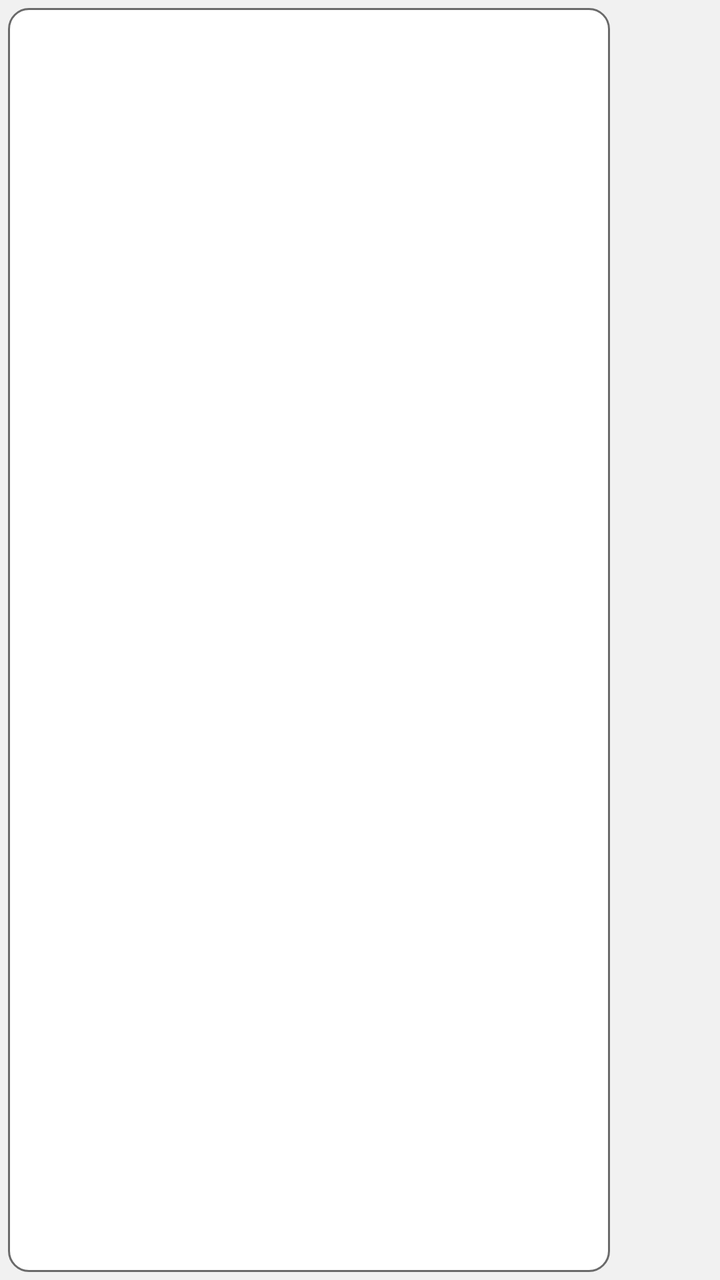
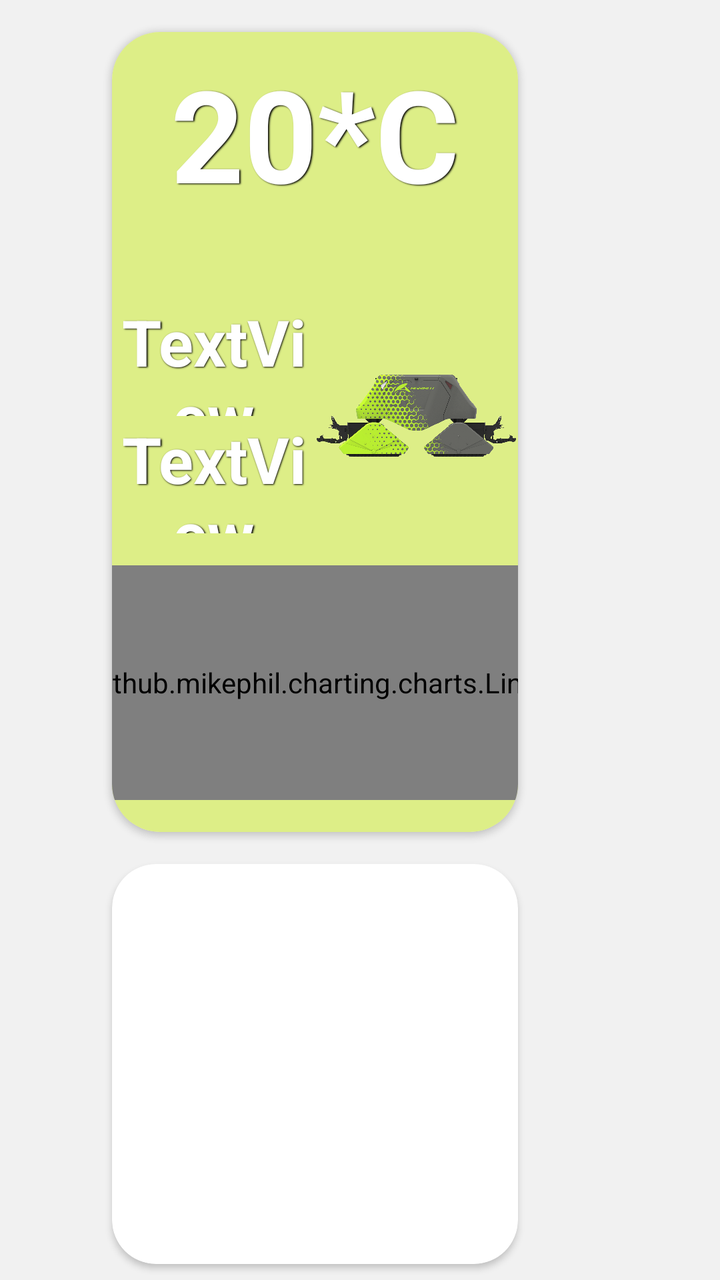

Screens rendered from an Android XML layout before and after an edit, with the pre-edit source and the edit as a unified diff.
<!-- AndroidManifest.xml: application theme AppTheme -->
<!-- res/layout/fragment_weather.xml -->
<?xml version="1.0" encoding="utf-8"?>
<layout xmlns:android="http://schemas.android.com/apk/res/android">

    <data>

        <variable
            name="viewModel"
            type="eu.agribot.agribotapp.ui.fragment.weather.WeatherViewModel" />
    </data>

    <LinearLayout
        android:layout_width="match_parent"
        android:layout_height="match_parent"
        android:background="@color/background_gray">


        <LinearLayout
            android:layout_width="wrap_content"
            android:layout_height="match_parent"
            android:layout_margin="@dimen/margin_small"
            android:layout_weight="7"
            android:background="@drawable/rounded_corner_layout"
            android:orientation="horizontal">


        </LinearLayout>

        <androidx.recyclerview.widget.RecyclerView
            android:id="@+id/rightControlsRecycler"
            android:layout_width="wrap_content"
            android:layout_height="match_parent"
            android:layout_margin="@dimen/margin_small"
            android:layout_weight="1" />


    </LinearLayout>
</layout>
<!-- resources referenced by this layout -->
<resources>
  <color name="background_gray">#f1f1f1</color>
  <dimen name="margin_small">4dp</dimen>
  <!-- drawable rounded_corner_layout (drawable) -->
  <?xml version="1.0" encoding="utf-8"?>
  <shape xmlns:android="http://schemas.android.com/apk/res/android">
  
      <solid android:color="@android:color/white"/>
      <corners android:radius="10dp"/>
      <stroke
          android:width="1dp"
          android:color="@color/gray" />
  
  </shape>
  <style name="AppTheme" parent="Theme.MaterialComponents.Light.DarkActionBar">
          
          <item name="colorPrimary">@color/colorPrimary</item>
          <item name="colorPrimaryDark">@color/colorPrimaryDark</item>
          <item name="colorAccent">@color/colorAccent</item>
      </style>
  <color name="gray">#6A6A6A</color>
  <color name="colorPrimary">@color/base_green</color>
  <color name="colorPrimaryDark">@color/base_green_darker</color>
  <color name="colorAccent">@color/gray</color>
  <color name="base_green">#a4c01b</color>
  <color name="base_green_darker">#839915</color>
</resources>

<!-- the commit's change to res/layout/fragment_weather.xml (unified diff, before → after) -->
@@ -1,5 +1,6 @@
 <?xml version="1.0" encoding="utf-8"?>
-<layout xmlns:android="http://schemas.android.com/apk/res/android">
+<layout xmlns:android="http://schemas.android.com/apk/res/android"
+    xmlns:app="http://schemas.android.com/apk/res-auto">
 
     <data>
 
@@ -11,26 +12,161 @@
     <LinearLayout
         android:layout_width="match_parent"
         android:layout_height="match_parent"
-        android:background="@color/background_gray">
+        android:background="@color/background_gray"
+        android:orientation="horizontal">
 
 
         <LinearLayout
-            android:layout_width="wrap_content"
+            android:layout_width="0dp"
             android:layout_height="match_parent"
-            android:layout_margin="@dimen/margin_small"
             android:layout_weight="7"
-            android:background="@drawable/rounded_corner_layout"
-            android:orientation="horizontal">
+            android:background="@color/background_gray"
+            android:orientation="vertical">
+
+
+            <androidx.cardview.widget.CardView
+                android:layout_width="match_parent"
+                android:layout_height="0dp"
+                android:layout_gravity="center_horizontal"
+                android:layout_marginHorizontal="56dp"
+                android:layout_marginVertical="@dimen/margin_large"
+                android:layout_weight="2"
+                app:cardCornerRadius="24dp">
+
+                <LinearLayout
+                    android:layout_width="match_parent"
+                    android:layout_height="match_parent"
+                    android:background="@color/base_green_lighter"
+                    android:orientation="vertical">
+
+                    <TextView
+                        android:id="@+id/currentTemperature"
+                        android:layout_width="wrap_content"
+                        android:layout_height="0dp"
+                        android:layout_gravity="center"
+                        android:layout_margin="@dimen/margin_medium"
+                        android:layout_weight="1"
+                        android:shadowColor="#000000"
+                        android:shadowDx="1.5"
+                        android:shadowDy="1.3"
+                        android:shadowRadius="1.6"
+                        android:text="20*C"
+                        android:textColor="@color/white"
+                        android:textSize="64sp"
+                        android:textStyle="bold" />
+
+                    <LinearLayout
+                        android:layout_width="match_parent"
+                        android:layout_height="0dp"
+                        android:layout_weight="1">
+
+
+                        <LinearLayout
+                            android:layout_width="0dp"
+                            android:layout_height="match_parent"
+                            android:layout_weight="1"
+                            android:orientation="vertical">
+
+                            <TextView
+                                android:id="@+id/currentWind"
+                                android:layout_width="wrap_content"
+                                android:layout_height="0dp"
+                                android:layout_gravity="center"
+                                android:layout_weight="1"
+                                android:gravity="center"
+                                android:shadowColor="#000000"
+                                android:shadowDx="1.5"
+                                android:shadowDy="1.3"
+                                android:shadowRadius="1.6"
+                                android:text="TextView"
+                                android:textColor="@color/white"
+                                android:textSize="32sp"
+                                android:textStyle="bold" />
+
+                            <TextView
+                                android:id="@+id/currentHumidity"
+                                android:layout_width="wrap_content"
+                                android:layout_height="0dp"
+                                android:layout_gravity="center"
+                                android:layout_weight="1"
+                                android:gravity="center"
+                                android:shadowColor="#000000"
+                                android:shadowDx="1.5"
+                                android:shadowDy="1.3"
+                                android:shadowRadius="1.6"
+                                android:text="TextView"
+                                android:textSize="32sp"
+                                android:textColor="@color/white"
+                                android:textStyle="bold" />
+                        </LinearLayout>
+
+
+                        <FrameLayout
+                            android:layout_width="0dp"
+                            android:layout_height="match_parent"
+                            android:layout_weight="1">
+
+                            <ImageView
+                                android:id="@+id/currentWeatherImage"
+                                android:layout_width="match_parent"
+                                android:layout_height="match_parent"
+                                android:layout_gravity="center"
+                                android:layout_weight="1"
+                                android:src="@drawable/agribot" />
+
+                        </FrameLayout>
+
+
+                    </LinearLayout>
+
+
+                    <com.github.mikephil.charting.charts.LineChart
+                        android:id="@+id/temperatureChart"
+                        android:layout_width="400dp"
+                        android:layout_height="0dp"
+                        android:layout_gravity="center"
+                        android:layout_margin="16dp"
+                        android:layout_weight="1" />
+
+
+                </LinearLayout>
+            </androidx.cardview.widget.CardView>
+
+
+            <androidx.cardview.widget.CardView
+                android:layout_width="match_parent"
+                android:layout_height="0dp"
+                android:layout_marginHorizontal="56dp"
+                android:layout_marginBottom="@dimen/margin_medium"
+                android:layout_weight="1"
+                app:cardCornerRadius="22dp">
+
+                <androidx.recyclerview.widget.RecyclerView
+                    android:id="@+id/forecastRecycler"
+                    android:layout_width="match_parent"
+                    android:layout_height="match_parent"
+                    android:layout_gravity="center" />
+
+            </androidx.cardview.widget.CardView>
 
 
         </LinearLayout>
 
-        <androidx.recyclerview.widget.RecyclerView
-            android:id="@+id/rightControlsRecycler"
-            android:layout_width="wrap_content"
+        <LinearLayout
+            android:layout_width="0dp"
             android:layout_height="match_parent"
-            android:layout_margin="@dimen/margin_small"
-            android:layout_weight="1" />
+            android:layout_weight="1"
+            android:background="@color/background_gray"
+            android:orientation="vertical">
+
+            <androidx.recyclerview.widget.RecyclerView
+                android:id="@+id/rightControlsRecycler"
+                android:layout_width="match_parent"
+                android:layout_height="match_parent"
+                android:layout_gravity="center"
+                android:layout_margin="@dimen/margin_small" />
+
+        </LinearLayout>
 
 
     </LinearLayout>
<!-- resource entries referenced after the edit -->
@@ -1,18 +1,12 @@
 <!-- resources referenced by this layout -->
 <resources>
   <color name="background_gray">#f1f1f1</color>
+  <color name="base_green_lighter">#DDEE87</color>
+  <color name="white">#FFFFFF</color>
+  <dimen name="margin_large">16dp</dimen>
+  <dimen name="margin_medium">8dp</dimen>
   <dimen name="margin_small">4dp</dimen>
-  <!-- drawable rounded_corner_layout (drawable) -->
-  <?xml version="1.0" encoding="utf-8"?>
-  <shape xmlns:android="http://schemas.android.com/apk/res/android">
-  
-      <solid android:color="@android:color/white"/>
-      <corners android:radius="10dp"/>
-      <stroke
-          android:width="1dp"
-          android:color="@color/gray" />
-  
-  </shape>
+  <!-- drawable agribot: png bitmap (drawable-hdpi, 723691 bytes) -->
   <style name="AppTheme" parent="Theme.MaterialComponents.Light.DarkActionBar">
           
           <item name="colorPrimary">@color/colorPrimary</item>
